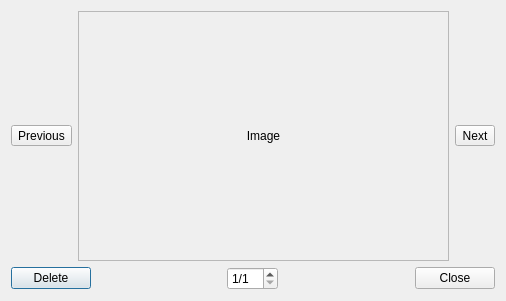
Above: ui/imagepreview.ui from iTranscend/xRecog before the change. Below: the same form after it.
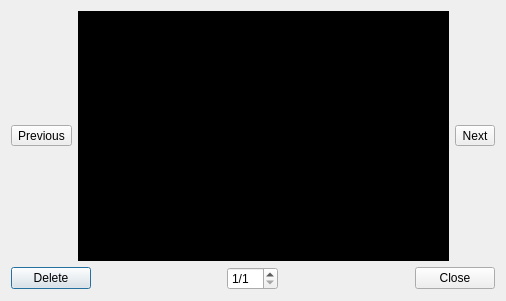
That is the form after the change. Icons and pictures are not drawn.

Commit message: Image Preview: Add black background, keep normal aspect ratio & remove sunken frame

What changed in the file:
```diff
--- a/ui/imagepreview.ui
+++ b/ui/imagepreview.ui
@@ -56,11 +56,14 @@
        <property name="focusPolicy">
         <enum>Qt::StrongFocus</enum>
        </property>
+       <property name="styleSheet">
+        <string notr="true">background-color: #000;</string>
+       </property>
        <property name="frameShape">
-        <enum>QFrame::StyledPanel</enum>
+        <enum>QFrame::NoFrame</enum>
        </property>
        <property name="frameShadow">
-        <enum>QFrame::Sunken</enum>
+        <enum>QFrame::Plain</enum>
        </property>
        <property name="text">
         <string>Image</string>
```
The commit also changes 1 other file.
